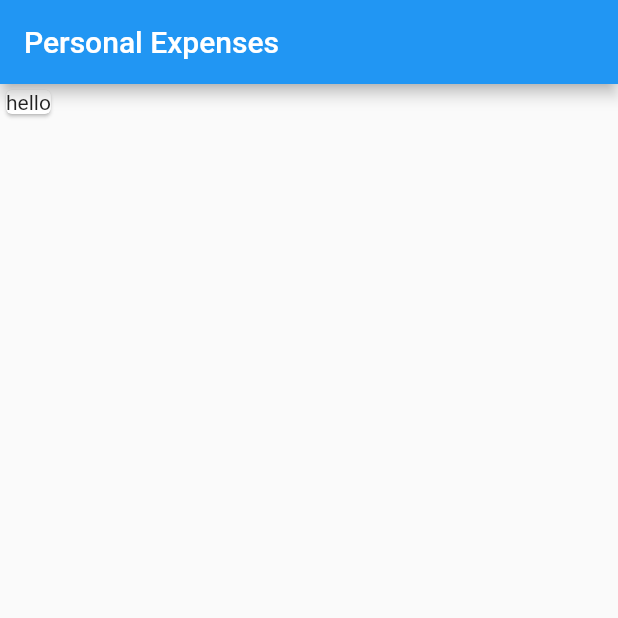
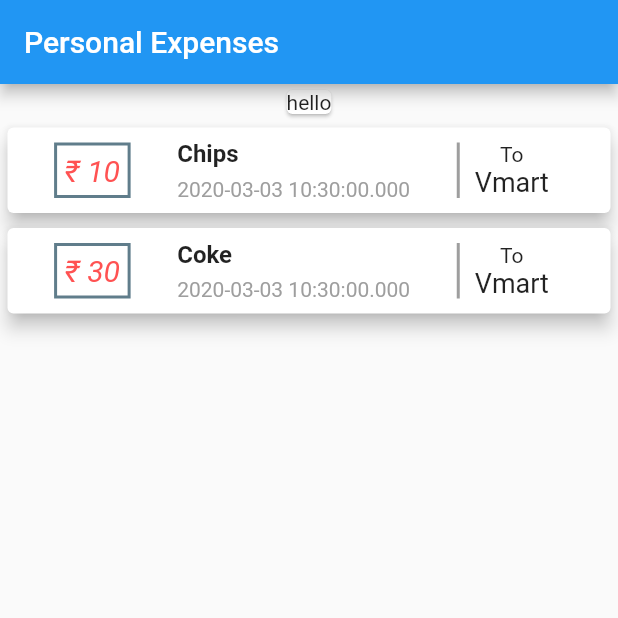
Before and after one commit to bluex4556/udemy_flutter_course, a Flutter app: the screen it shows after launch, on a phone screen of 412 x 824 dp, the top half of it. Run offline on Flutter 3.47's test engine with Material 2 defaults, Android fonts, the phone set to English and light mode, and no system bars.

Commit message:
Added transaction lists

```diff
--- a/expenses_app/lib/main.dart
+++ b/expenses_app/lib/main.dart
@@ -1,4 +1,7 @@
 import 'package:flutter/material.dart';
+
+import './transactions.dart';
+import './transaction_list.dart';
 
 void main() => runApp(MyApp());
 
@@ -17,6 +20,18 @@ class MyApp extends StatelessWidget {
 }
 
 class MyHomePage extends StatelessWidget {
+  final List<Transactions> transactions = [
+    Transactions(
+        item: "Chips",
+        amount: 10,
+        purchaseDate: DateTime.now(),
+        shopName: "Vmart"),
+    Transactions(
+        item: "Coke",
+        amount: 30,
+        purchaseDate: DateTime.now(),
+        shopName: "Vmart")
+  ];
 
   @override
   Widget build(BuildContext context) {
@@ -28,7 +43,8 @@ class MyHomePage extends StatelessWidget {
         children: <Widget>[
           Card(
             child: Text("hello"),
-          )
+          ),
+          TransactionList(transactions),
         ],
       ),
     );
--- /dev/null
+++ b/expenses_app/lib/transaction_list.dart
@@ -0,0 +1,70 @@
+import 'package:expensesapp/transactions.dart';
+import 'package:flutter/cupertino.dart';
+import 'package:flutter/material.dart';
+
+class TransactionList extends StatelessWidget {
+  final List<Transactions> transactions;
+
+  TransactionList(this.transactions);
+
+  @override
+  Widget build(BuildContext context) {
+    return Column(
+      children: transactions.map((tx) {
+        return Card(
+          margin: EdgeInsets.all(5),
+          elevation: 5,
+          child: Row(
+            mainAxisAlignment: MainAxisAlignment.spaceEvenly,
+            children: <Widget>[
+              Container(
+                child: Text(
+                  "₹ ${tx.amount}",
+                  style: TextStyle(
+                      fontSize: 20,
+                      color: Colors.redAccent,
+                      fontStyle: FontStyle.italic),
+                ),
+                padding: EdgeInsets.symmetric(vertical: 5, horizontal: 5),
+                margin: EdgeInsets.symmetric(vertical: 10, horizontal: 0),
+                decoration: BoxDecoration(
+                    border: Border.all(
+                  width: 2,
+                  color: Colors.blueGrey,
+                )),
+              ),
+              Column(
+                crossAxisAlignment: CrossAxisAlignment.start,
+                children: <Widget>[
+                  Text(
+                    "${tx.item}",
+                    style: TextStyle(fontSize: 16, fontWeight: FontWeight.bold),
+                  ),
+                  Padding(
+                    padding: EdgeInsets.symmetric(vertical: 3),
+                  ),
+                  Text(
+                    "${tx.purchaseDate}",
+                    style: TextStyle(fontSize: 14, color: Colors.grey),
+                  ),
+                ],
+              ),
+              Container(
+                padding: EdgeInsets.symmetric(vertical: 0, horizontal: 10),
+                decoration: BoxDecoration(
+                  border: Border(left: BorderSide(width: 2,color: Colors.grey)),
+                ),
+                child: Column(
+                  children: <Widget>[
+                    Text("To"),
+                    Text("${tx.shopName}", style: TextStyle(fontSize: 18),),
+                  ],
+                ),
+              )
+            ],
+          ),
+        );
+      }).toList(),
+    );
+  }
+}
--- /dev/null
+++ b/expenses_app/lib/transactions.dart
@@ -0,0 +1,9 @@
+import 'package:flutter/foundation.dart';
+
+class Transactions{
+  final String item,shopName;
+  final int amount;
+  final DateTime purchaseDate;
+
+  Transactions({this.item,this.shopName,this.amount,this.purchaseDate});
+}
```
